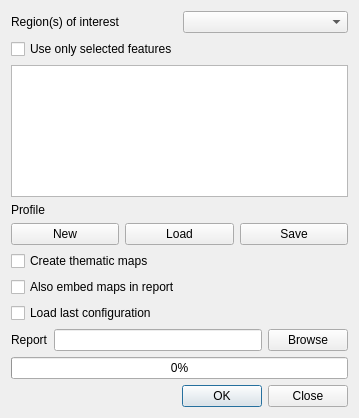
Before: the Qt Designer form reporterdialogbase.ui in nextgis/qgis_reporter, drawn with Qt 5.
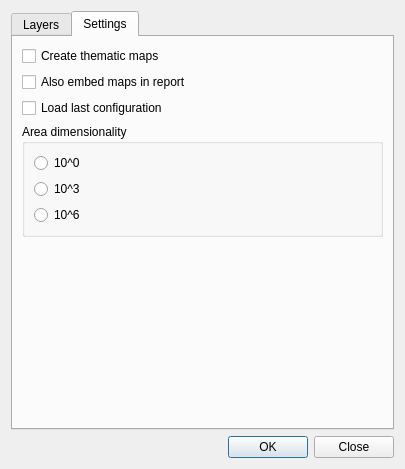
After: the same form once the commit is applied. The open tabs and pages were chosen to show the change.

Commit message: more fixes for intersection test move settings to second tab add unit scaling

Diff of the .ui file:
```diff
--- a/reporterdialogbase.ui
+++ b/reporterdialogbase.ui
@@ -6,8 +6,8 @@
    <rect>
     <x>0</x>
     <y>0</y>
-    <width>359</width>
-    <height>418</height>
+    <width>405</width>
+    <height>469</height>
    </rect>
   </property>
   <property name="windowTitle">
@@ -15,6 +15,16 @@
   </property>
   <layout class="QVBoxLayout" name="verticalLayout">
    <item>
+    <widget class="QTabWidget" name="tabWidget">
+     <property name="currentIndex">
+      <number>0</number>
+     </property>
+     <widget class="QWidget" name="tab">
+      <attribute name="title">
+       <string>Layers</string>
+      </attribute>
+      <layout class="QGridLayout" name="gridLayout">
+       <item row="0" column="0">
     <layout class="QHBoxLayout" name="horizontalLayout">
      <item>
       <widget class="QLabel" name="label">
@@ -31,14 +41,14 @@
      </item>
     </layout>
    </item>
-   <item>
+       <item row="1" column="0">
     <widget class="QCheckBox" name="chkUseSelection">
      <property name="text">
       <string>Use only selected features</string>
      </property>
     </widget>
    </item>
-   <item>
+       <item row="2" column="0">
     <widget class="QTreeWidget" name="lstLayers">
      <property name="editTriggers">
       <set>QAbstractItemView::NoEditTriggers</set>
@@ -68,14 +78,14 @@
      </column>
     </widget>
    </item>
-   <item>
+       <item row="3" column="0">
     <widget class="QLabel" name="lblProfilePath">
      <property name="text">
       <string>Profile</string>
      </property>
     </widget>
    </item>
-   <item>
+       <item row="4" column="0">
     <layout class="QHBoxLayout" name="horizontalLayout_3">
      <item>
       <widget class="QPushButton" name="btnNewConfig">
@@ -100,28 +110,7 @@
      </item>
     </layout>
    </item>
-   <item>
-    <widget class="QCheckBox" name="chkCreateMaps">
-     <property name="text">
-      <string>Create thematic maps</string>
-     </property>
-    </widget>
-   </item>
-   <item>
-    <widget class="QCheckBox" name="chkAddMapsToReport">
-     <property name="text">
-      <string>Also embed maps in report</string>
-     </property>
-    </widget>
-   </item>
-   <item>
-    <widget class="QCheckBox" name="chkLoadLastProfile">
-     <property name="text">
-      <string>Load last configuration</string>
-     </property>
-    </widget>
-   </item>
-   <item>
+       <item row="5" column="0">
     <layout class="QHBoxLayout" name="horizontalLayout_2">
      <item>
       <widget class="QLabel" name="label_3">
@@ -142,11 +131,86 @@
      </item>
     </layout>
    </item>
-   <item>
+       <item row="6" column="0">
     <widget class="QProgressBar" name="progressBar">
      <property name="value">
       <number>0</number>
      </property>
+        </widget>
+       </item>
+      </layout>
+     </widget>
+     <widget class="QWidget" name="tab_2">
+      <attribute name="title">
+       <string>Settings</string>
+      </attribute>
+      <layout class="QVBoxLayout" name="verticalLayout_2">
+       <item>
+        <widget class="QCheckBox" name="chkCreateMaps">
+         <property name="text">
+          <string>Create thematic maps</string>
+         </property>
+        </widget>
+       </item>
+       <item>
+        <widget class="QCheckBox" name="chkAddMapsToReport">
+         <property name="text">
+          <string>Also embed maps in report</string>
+         </property>
+        </widget>
+       </item>
+       <item>
+        <widget class="QCheckBox" name="chkLoadLastProfile">
+         <property name="text">
+          <string>Load last configuration</string>
+         </property>
+        </widget>
+       </item>
+       <item>
+        <widget class="QGroupBox" name="groupBox">
+         <property name="title">
+          <string>Area dimensionality</string>
+         </property>
+         <layout class="QVBoxLayout" name="verticalLayout_3">
+          <item>
+           <widget class="QRadioButton" name="rbSimpleUnits">
+            <property name="text">
+             <string>10^0</string>
+            </property>
+           </widget>
+          </item>
+          <item>
+           <widget class="QRadioButton" name="rbKiloUnits">
+            <property name="text">
+             <string>10^3</string>
+            </property>
+           </widget>
+          </item>
+          <item>
+           <widget class="QRadioButton" name="rbMegaUnits">
+            <property name="text">
+             <string>10^6</string>
+            </property>
+           </widget>
+          </item>
+         </layout>
+        </widget>
+       </item>
+       <item>
+        <spacer name="verticalSpacer">
+         <property name="orientation">
+          <enum>Qt::Vertical</enum>
+         </property>
+         <property name="sizeHint" stdset="0">
+          <size>
+           <width>20</width>
+           <height>40</height>
+          </size>
+         </property>
+        </spacer>
+       </item>
+      </layout>
+     </widget>
     </widget>
    </item>
    <item>
```
Lines whose indentation alone changed are shown as unchanged. The commit also changes 2 other files.
